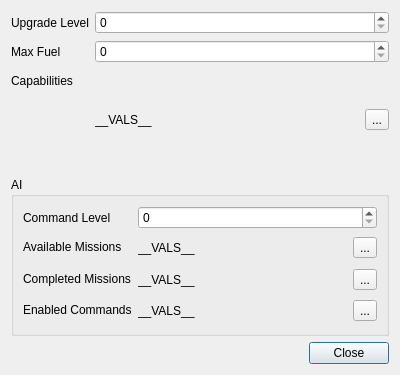
This is starcheat/templates/Ship.ui in wizzomafizzo/starcheat as Qt 5 draws it before an edit. The edited form follows.
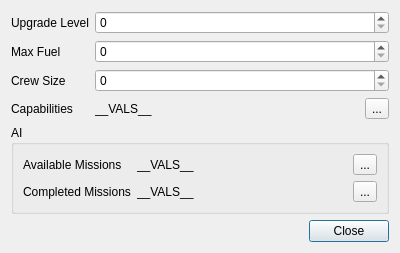
This is the edited form. Icons and pictures are not drawn.

Commit message:
Fix ship edit dialog for Cheerful
Add crew size, remove enabled commands and command level.

The edit to the form file:
```diff
--- a/starcheat/templates/Ship.ui
+++ b/starcheat/templates/Ship.ui
@@ -7,7 +7,7 @@
     <x>0</x>
     <y>0</y>
     <width>400</width>
-    <height>375</height>
+    <height>250</height>
    </rect>
   </property>
   <property name="windowTitle">
@@ -40,14 +40,14 @@
        </property>
       </widget>
      </item>
-     <item row="2" column="0">
+     <item row="3" column="0">
       <widget class="QLabel" name="capabilities_label">
        <property name="text">
         <string>Capabilities</string>
        </property>
       </widget>
      </item>
-     <item row="2" column="1">
+     <item row="3" column="1">
       <layout class="QHBoxLayout" name="horizontalLayout_4">
        <item>
         <widget class="QLabel" name="capabilities">
@@ -81,6 +81,16 @@
        </item>
       </layout>
      </item>
+     <item row="2" column="0">
+      <widget class="QLabel" name="crew_size_label">
+       <property name="text">
+        <string>Crew Size</string>
+       </property>
+      </widget>
+     </item>
+     <item row="2" column="1">
+      <widget class="QSpinBox" name="crew_size"/>
+     </item>
     </layout>
    </item>
    <item>
@@ -92,16 +102,6 @@
       <property name="fieldGrowthPolicy">
        <enum>QFormLayout::AllNonFixedFieldsGrow</enum>
       </property>
-      <item row="0" column="0">
-       <widget class="QLabel" name="command_level_label">
-        <property name="text">
-         <string>Command Level</string>
-        </property>
-       </widget>
-      </item>
-      <item row="0" column="1">
-       <widget class="QSpinBox" name="command_level"/>
-      </item>
       <item row="1" column="0">
        <widget class="QLabel" name="available_missions_label">
         <property name="text">
@@ -184,47 +184,6 @@
         </item>
        </layout>
       </item>
-      <item row="3" column="0">
-       <widget class="QLabel" name="enabled_commands_label">
-        <property name="text">
-         <string>Enabled Commands</string>
-        </property>
-       </widget>
-      </item>
-      <item row="3" column="1">
-       <layout class="QHBoxLayout" name="horizontalLayout_3">
-        <item>
-         <widget class="QLabel" name="enabled_commands">
-          <property name="sizePolicy">
-           <sizepolicy hsizetype="Preferred" vsizetype="MinimumExpanding">
-            <horstretch>0</horstretch>
-            <verstretch>0</verstretch>
-           </sizepolicy>
-          </property>
-          <property name="text">
-           <string>__VALS__</string>
-          </property>
-          <property name="wordWrap">
-           <bool>true</bool>
-          </property>
-         </widget>
-        </item>
-        <item>
-         <widget class="QToolButton" name="enabled_commands_button">
-          <property name="toolTip">
-           <string>Edit Enabled Commands</string>
-          </property>
-          <property name="text">
-           <string>...</string>
-          </property>
-          <property name="icon">
-           <iconset resource="../resources.qrc">
-            <normaloff>:/starcheat/images/icons/glyphicons_halflings_135_wrench.png</normaloff>:/starcheat/images/icons/glyphicons_halflings_135_wrench.png</iconset>
-          </property>
-         </widget>
-        </item>
-       </layout>
-      </item>
      </layout>
     </widget>
    </item>
```
The commit also changes 3 other files.
